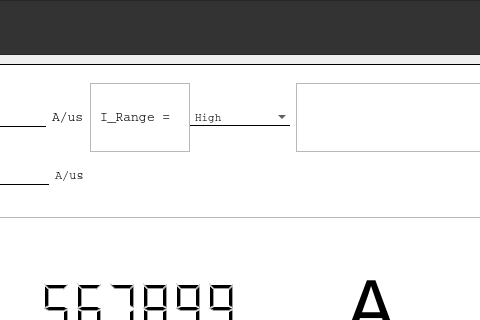
The window that DeviceInterface.ui (HusseinElsherbini/Chixculub-Impactor) describes before a commit, drawn with Qt 5; both pictures show x 551 to 1031 and y 0 to 320 of the 1174 by 483 pixel window.
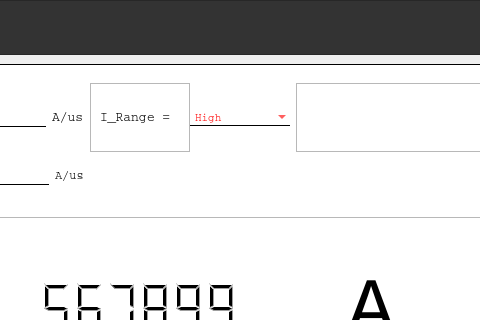
The same window after the commit. Icons and pictures are not drawn.

What changed in the file:
```diff
--- a/DeviceInterface.ui
+++ b/DeviceInterface.ui
@@ -1418,6 +1418,7 @@
 	border:transparent;
 	border-bottom: 1px solid black;
 	background:transparent;
+	color:red;
 
 }
 
```
Left out of the diff: 20 changed lines with no effect on the pictures.
